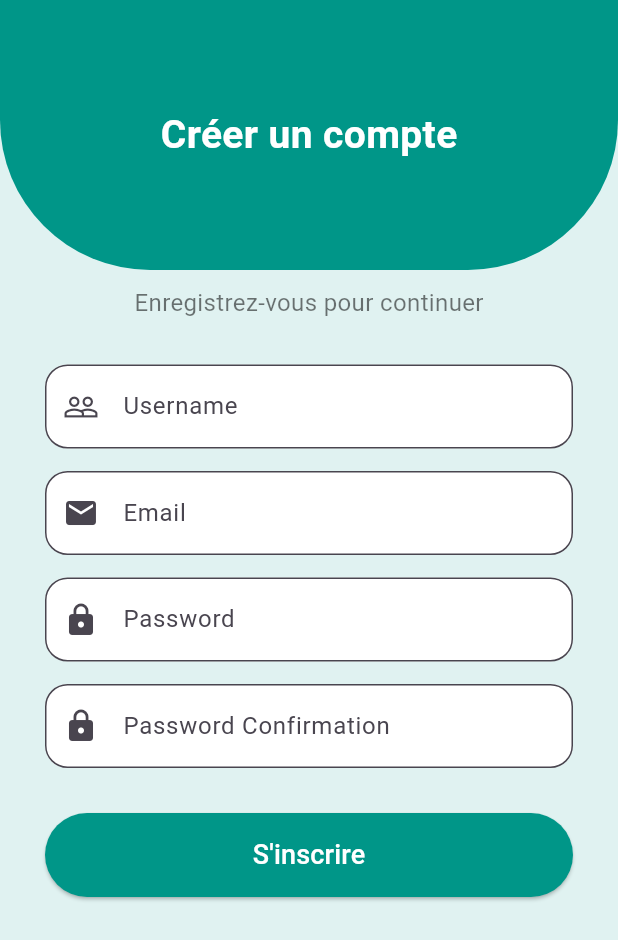
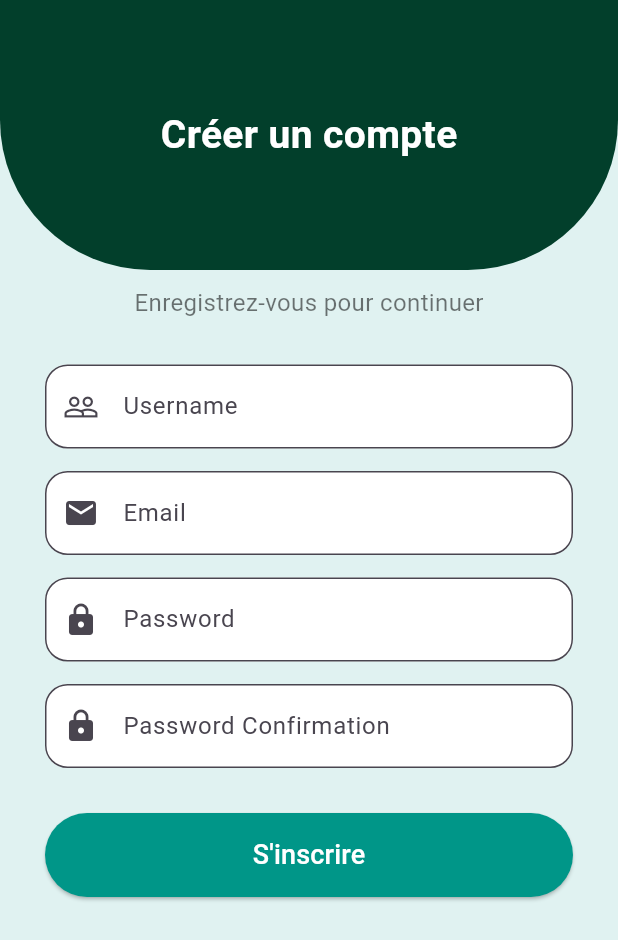
Before and after one commit to Bamba-Masso/flutter_app, a Flutter app: the SignUpScreen screen opened by its route, on a phone screen of 412 x 824 dp. Shown: the top 940 px of the screen. Run offline on Flutter 3.47's test engine with Material 3 defaults, Android fonts, the phone set to English and light mode, and no system bars; our stand-ins replace firebase_auth, firebase_core, fluttertoast; accounts and stored records are empty.

Commit message:
ADD: Add Design

```diff
--- a/flutter/lib/main.dart
+++ b/flutter/lib/main.dart
@@ -25,7 +25,8 @@ class MyApp extends StatelessWidget {
     return MaterialApp(
       title: 'Chat App',
       theme: ThemeData(
-        primarySwatch: Colors.green,
+        primarySwatch: Colors.teal,
+        scaffoldBackgroundColor: const Color(0xFFE6F3F0),
       ),
        home: const HomeScreen(),
       routes: {
--- a/flutter/lib/screens/redirect.dart
+++ b/flutter/lib/screens/redirect.dart
@@ -21,7 +21,7 @@ class _RedirectionPageState extends State<RedirectionPage> {
         if (snapshot.connectionState == ConnectionState.waiting) {
           return const CircularProgressIndicator();
         }else if (snapshot.hasData){
-          return const HomePage();
+          return const HomeScreen();
         }else{
           return const LoginScreen();
         }
--- a/flutter/lib/screens/register_screen.dart
+++ b/flutter/lib/screens/register_screen.dart
@@ -9,7 +9,6 @@ class SignUpScreen extends StatefulWidget {
   @override
   _SignUpScreenState createState() => _SignUpScreenState();
 }
-
 class _SignUpScreenState extends State<SignUpScreen> {
   bool _isLoading = false;
   final _forKey = GlobalKey<FormState>();
@@ -27,7 +26,7 @@ class _SignUpScreenState extends State<SignUpScreen> {
             Container(
               height: 180,
               decoration: const BoxDecoration(
-                color: Color(0xFF009688),
+                color: Color.fromARGB(255, 2, 63, 43),
                 borderRadius: BorderRadius.only(
                   bottomLeft: Radius.circular(100),
                   bottomRight: Radius.circular(100),
@@ -142,13 +141,13 @@ class _SignUpScreenState extends State<SignUpScreen> {
                       },
                     ),
                     const SizedBox(height: 30),
-                    Container(
+                    SizedBox(
                       width: double.infinity,
                       child: ElevatedButton(
                         onPressed: () async {
                           if (_forKey.currentState!.validate()) {
                             setState(() {
-                              //  _isLoading = true ;
+                                _isLoading = true ;
                             });
                             setState(() {
                               _isLoading = true;
```
